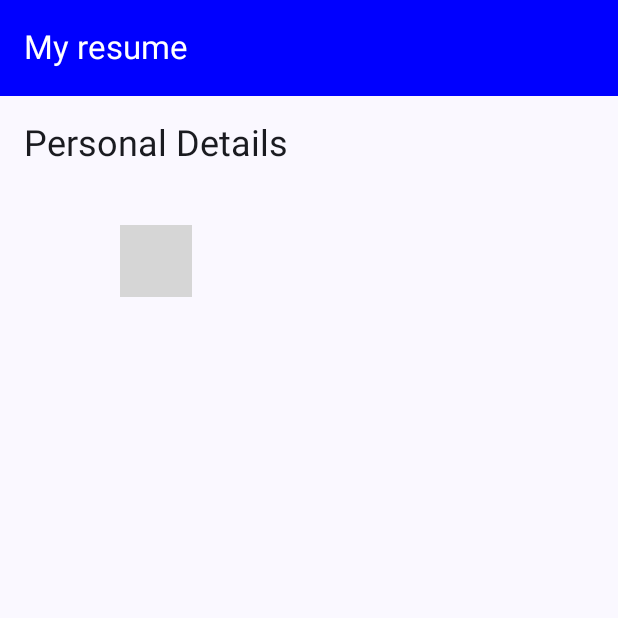
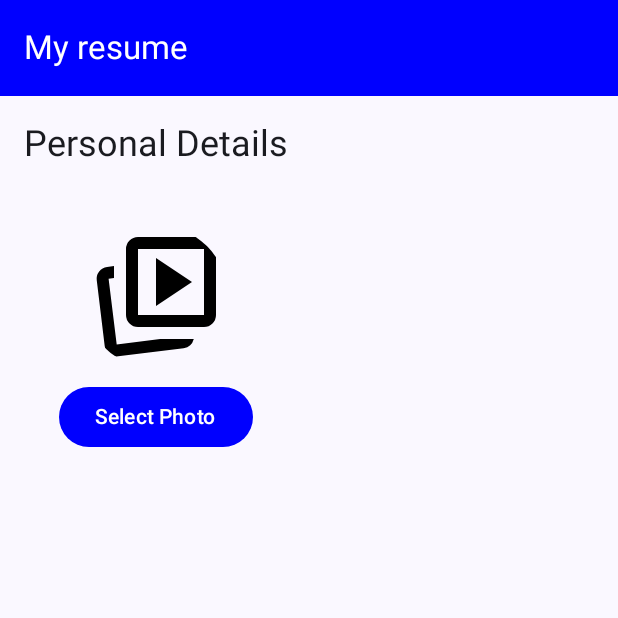
Before and after one commit to bigyanjabcap/buildingportfolioapp, an Android app built with Jetpack Compose: the screen it shows after launch (MainActivity), on a phone screen of 412 x 824 dp, the top half of it. Run offline under Robolectric (Android 15) with nearby library versions, the phone set to English and light mode, and no system bars; our stand-ins replace Firebase (no records; nobody signed in at launch, a user with empty details on screens opened directly); pictures from the network do not load; grey boxes are pictures that could not be loaded.

Commit message:
continuing my ui for portfolio btn aftern btn

```diff
--- a/app/src/main/java/com/example/myresumeapp/uiscreens/PersonalScreen.kt
+++ b/app/src/main/java/com/example/myresumeapp/uiscreens/PersonalScreen.kt
@@ -1,13 +1,19 @@
 package com.example.myresumeapp.uiscreens
 
 import android.net.Uri
+import android.provider.CalendarContract
 import androidx.activity.compose.rememberLauncherForActivityResult
+import androidx.activity.result.PickVisualMediaRequest
 import androidx.activity.result.contract.ActivityResultContracts
 import androidx.compose.foundation.layout.Arrangement
 import androidx.compose.foundation.layout.Column
 import androidx.compose.foundation.layout.Spacer
 import androidx.compose.foundation.layout.height
 import androidx.compose.foundation.layout.padding
+import androidx.compose.foundation.layout.size
+import androidx.compose.foundation.shape.CircleShape
+import androidx.compose.material3.Button
+import androidx.compose.material3.ButtonDefaults
 import androidx.compose.material3.ExperimentalMaterial3Api
 import androidx.compose.material3.MaterialTheme
 import androidx.compose.material3.Scaffold
@@ -18,9 +24,11 @@ import androidx.compose.material3.TopAppBarDefaults
 import androidx.compose.runtime.Composable
 import androidx.compose.ui.Alignment
 import androidx.compose.ui.Modifier
+import androidx.compose.ui.draw.clip
 import androidx.compose.ui.graphics.Color
 import androidx.compose.ui.unit.dp
 import coil.compose.AsyncImage
+import com.example.myresumeapp.R
 import com.example.myresumeapp.data.UiState
 
 
@@ -36,9 +44,17 @@ fun PersonalScreen(uiState: UiState,onNext:()-> Unit,onPhotoPicked:(Uri?)-> Unit
             Text(text = "Personal Details", style = MaterialTheme.typography.headlineSmall)
             Spacer(Modifier.height(6.dp))
             Column(horizontalAlignment = Alignment.CenterHorizontally, verticalArrangement = Arrangement.spacedBy(8.dp)) {
-                AsyncImage(model = uiState.localPhotoUri)
+                AsyncImage(model = uiState.localPhotoUri ?:R.drawable.outline_animated_images_24, contentDescription = "Selected Photo",
+                    modifier = Modifier.size(96.dp).clip(CircleShape))
+
+                Button(onClick = {photpicked.launch(PickVisualMediaRequest(ActivityResultContracts.PickVisualMedia.ImageOnly))}, colors = ButtonDefaults.buttonColors(
+                    Color.Blue)) {
+            Text(if (uiState.localPhotoUri==null) "Select Photo" else "Change Photo")
+                }
+            //this launches the photo gallery {
+
+                }
             }
         }
 
     }
-}
```
